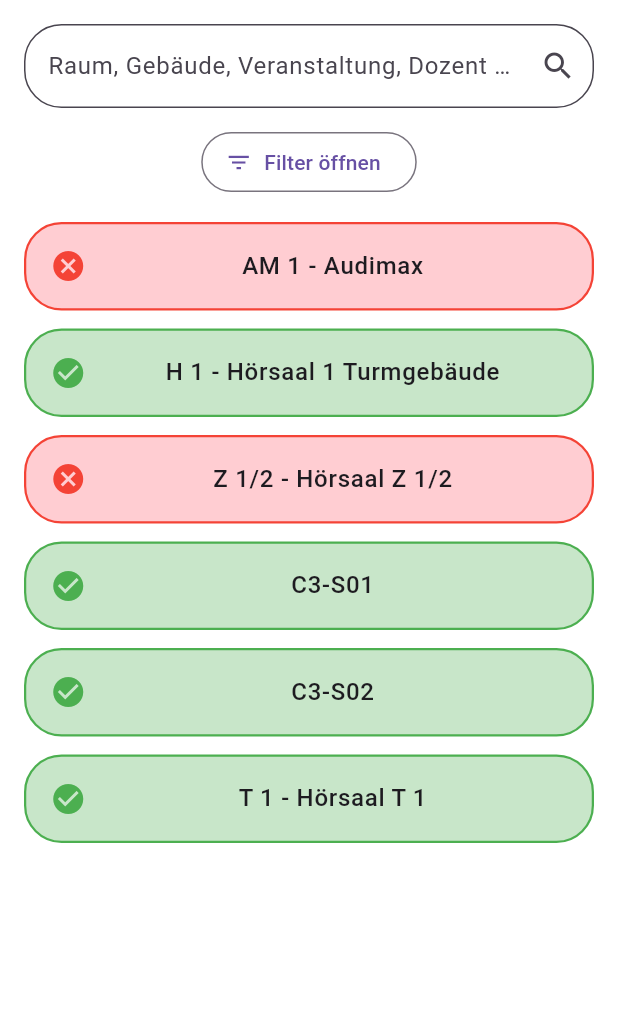
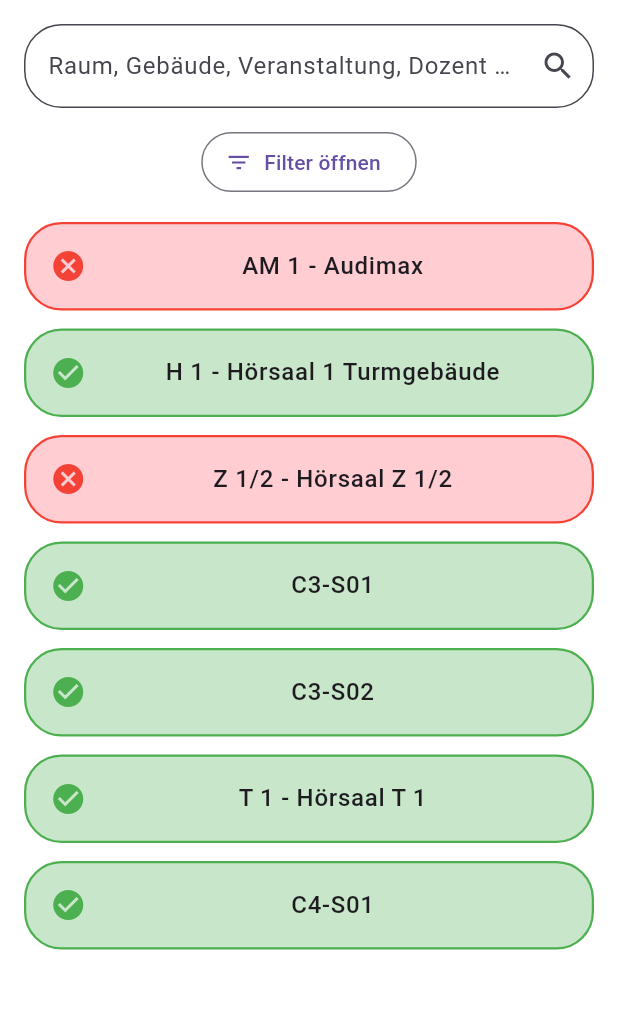
Before and after one commit to GomorrhaDev/Raumfinder, a Flutter app: the SearchScreen screen opened directly, on a phone screen of 412 x 824 dp, the part 84-1093 px from its top. Run offline on Flutter 3.47's test engine with Material 3 defaults, Android fonts, the phone set to English and light mode, and no system bars; missing offline and left inert: flutter_osm_plugin.

Commit message:
More rooms

```diff
--- a/raumfinder/lib/data/mock_rooms.dart
+++ b/raumfinder/lib/data/mock_rooms.dart
@@ -303,4 +303,50 @@ final List<Room> mockRooms = [
 
     ]
   ),
+  Room( // C4-S01
+    name: "C4-S01",
+    coordinates: Coordinates(latitude: 53.838025, longitude: 10.704336),
+    building_name: "Transitorium",
+    building_number: "58.4",
+    roomNumber: "058.400.00.001.00",
+    equipment: ["lose Bestuhlung", "Tafel", "Verdunklungsmöglichkeit", "Beamer", "Internetanschluß", "PC", "WLAN", "Uhr", "Lautsprecher", "barrierefrei"],
+    capacity: 64,
+    size: 69,
+    bookings: [
+      //Ferien
+      // Montag, 05.01.2026
+      Occupation(date: DateTime(2026, 1, 5, 08, 00), duration: Duration(minutes: 120), eventName: "Prakt.Sem. BCH I MED", instructor: "Krey"),
+      Occupation(date: DateTime(2026, 1, 5, 10, 00), duration: Duration(minutes: 120), eventName: "GW2000-KP05", instructor: "Hertel"),
+      Occupation(date: DateTime(2026, 1, 5, 13, 00), duration: Duration(minutes: 90), eventName: "Famulaturreifekurs - Neurologie (U-Kurs)", instructor: "Helmchen"),
+      Occupation(date: DateTime(2026, 1, 5, 14, 30), duration: Duration(minutes: 90), eventName: "EinBiophy UE", instructor: "Song"),
+      Occupation(date: DateTime(2026, 1, 5, 16, 00), duration: Duration(hours: 2), eventName: "Raumbelegung Querschnittsbereich Infektiologie/ Immunologie Gruppenarbeit", instructor: "Rupp"),
+
+      // Dienstag, 06.01.2026
+      Occupation(date: DateTime(2026, 1, 6, 09, 00), duration: Duration(hours: 3), eventName: "Dr. Haus - vom Symptom zur Diagnose", instructor: "Kötter"),
+      Occupation(date: DateTime(2026, 1, 6, 12, 00), duration: Duration(hours: 2), eventName: "KogPsy", instructor: "Franke"),
+      Occupation(date: DateTime(2026, 1, 6, 14, 00), duration: Duration(hours: 2), eventName: "NatUI", instructor: "Jetter"),
+      Occupation(date: DateTime(2026, 1, 6, 17, 30), duration: Duration(minutes: 150), eventName: "MBM", instructor: "Faure"),
+
+      // Mittwoch, 07.01.2026
+      Occupation(date: DateTime(2026, 1, 7, 08, 00), duration: Duration(minutes: 120), eventName: "Prakt.Sem. BCH I MED", instructor: "Krey"),
+      Occupation(date: DateTime(2026, 1, 7, 10, 00), duration: Duration(hours: 2), eventName: "ErnMed", instructor: "Sina"),
+      Occupation(date: DateTime(2026, 1, 7, 12, 00), duration: Duration(minutes: 120), eventName: "BacProjRAS", instructor: "Berekovic"),
+      Occupation(date: DateTime(2026, 1, 7, 16, 00), duration: Duration(hours: 1), eventName: "IfG-WS24-TherHaV", instructor: "Baumgärtner"),
+      Occupation(date: DateTime(2026, 1, 7, 18, 00), duration: Duration(minutes: 120), eventName: "Wahlfach (fächerübergreifend): Interdisziplinäre Perspektiven auf Ökologische Nachhaltigkeit / PS1130-KP04", instructor: "Anders"),
+
+      // Donnerstag, 08.01.2026
+      Occupation(date: DateTime(2026, 1, 8, 08, 00), duration: Duration(minutes: 120), eventName: "Medizinische Trainingstherapie / PT2510-KP08 / Übung (Gruppe CD)", instructor: "Frankenstein"),
+      Occupation(date: DateTime(2026, 1, 8, 10, 00), duration: Duration(hours: 3), eventName: "ABWL", instructor: "Scheiner"),
+      Occupation(date: DateTime(2026, 1, 8, 13, 00), duration: Duration(hours: 1), eventName: "Neuropsychologische Diagnostik, Therapie und Begutachtung PY4700-KP05 (Ärztl. Visite)", instructor: "Brüggemann"),
+      Occupation(date: DateTime(2026, 1, 8, 14, 00), duration: Duration(hours: 4), eventName: "EinzelStrT S", instructor: "Hübner"),
+
+      // Freitag, 09.01.2026
+      Occupation(date: DateTime(2026, 1, 9, 10, 00), duration: Duration(hours: 2), eventName: "Dermatologie/ GW2020-KP06/ Vorlesung", instructor: "Schmidt"),
+      Occupation(date: DateTime(2026, 1, 9, 12, 00), duration: Duration(hours: 2), eventName: "Physio", instructor: "Oster"),
+
+      // Samstag, 10.01.2026
+      Occupation(date: DateTime(2026, 1, 10, 10, 00), duration: Duration(hours: 8), eventName: "Wahlfach (fächerübergreifend): Interdisziplinäre Perspektiven auf Ökologische Nachhaltigkeit / PS1130-KP04", instructor: "Anders"),
+
+    ]
+  ),
 ];
```
